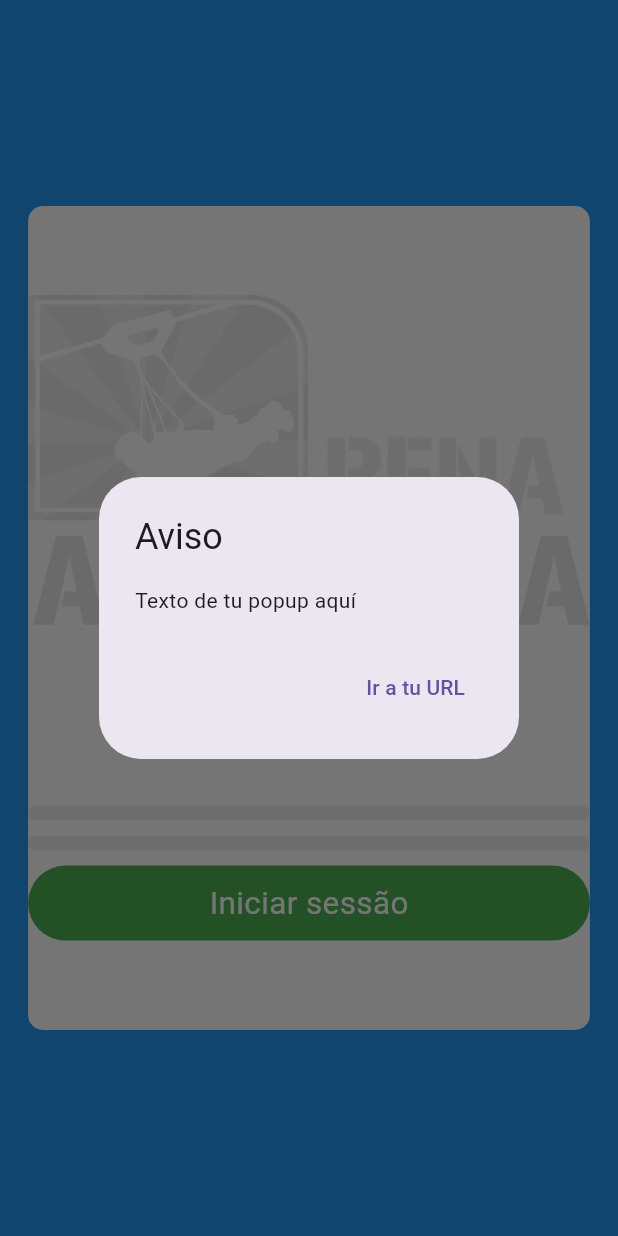
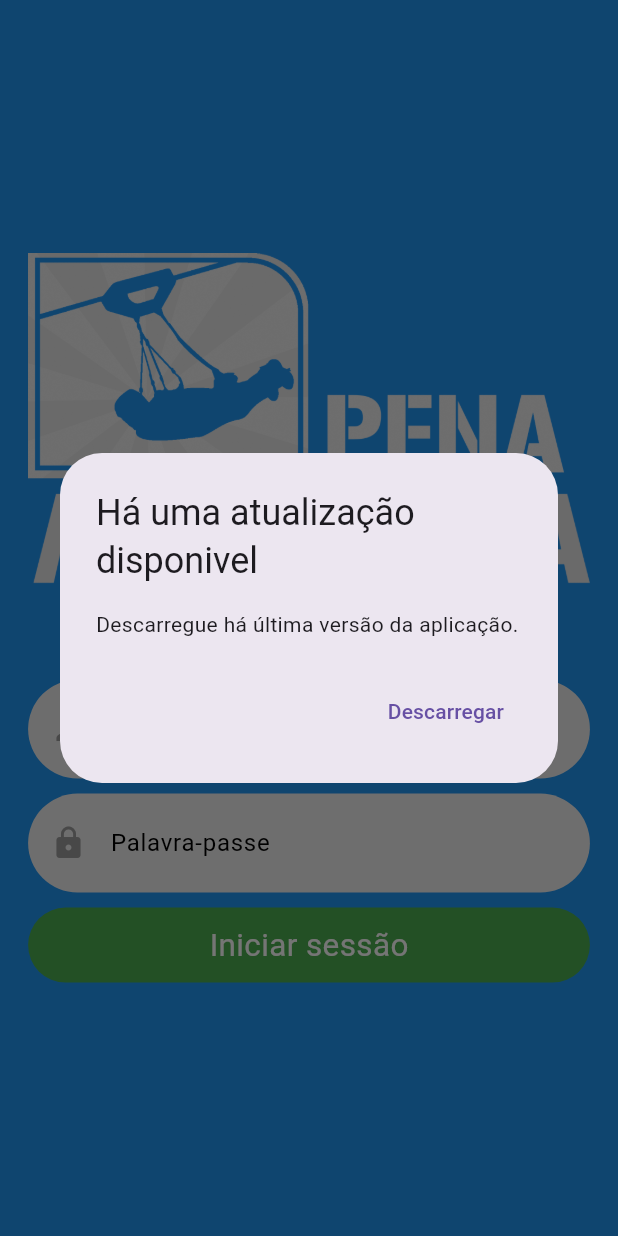
Before and after one commit to leon-d-acosta/pena, a Flutter app: the screen it shows after launch, on a phone screen of 412 x 824 dp. Run offline on Flutter 3.47's test engine with Material 3 defaults, Android fonts, the phone set to English and light mode, and no system bars; our stand-ins replace curved_navigation_bar, local_auth, lottie, shared_preferences, table_calendar; missing offline and left inert: flutter_file_downloader, mobile_scanner.

Commit message:
ya puedo descargar apks, el error esta en el servidor donde esta la apk, y faltaimplementar la verificacion de versiones para que salte o no el popup

```diff
--- a/pena_aventura/lib/views/login/login.dart
+++ b/pena_aventura/lib/views/login/login.dart
@@ -1,7 +1,7 @@
 import 'dart:convert';
+import 'package:flutter/material.dart';
+import 'package:flutter_file_downloader/flutter_file_downloader.dart';
 import 'package:PenaAventura/views/cores/cor.dart';
-import 'package:PenaAventura/views/navbar/homepage.dart';
-import 'package:flutter/material.dart';
 import 'package:shared_preferences/shared_preferences.dart';
 import 'package:http/http.dart' as http;
 
@@ -41,16 +41,34 @@ class _LoginState extends State<Login> {
       context: context,
       builder: (BuildContext context) {
         return AlertDialog(
-          title: Text("Aviso"),
-          content: Text("Texto de tu popup aquí"),
+          title: Text("Há uma atualização disponivel"),
+          content: Text("Descarregue há última versão da aplicação."),
           actions: <Widget>[
             TextButton(
-              child: Text("Ir a tu URL"),
+              child: Text("Descarregar"),
               onPressed: () {
-                Navigator.of(context).pop();
-                // Aquí deberías navegar a tu URL deseada
-                // Ejemplo:
-                // Navigator.pushNamed(context, '/tu_ruta');
+                const String fileUrl = "https://adminpena.oxb.pt/assets/mobile/penaaventura.apk";
+                FileDownloader.downloadFile(
+                  url: fileUrl,
+                  name: 'penaaventura.zip',
+                  onProgress: (fileName, progress) => print('File $fileName has progress $progress'),
+                  onDownloadCompleted: (path) {
+                    print('Downloaded: $path');
+                    // Puedes agregar lógica adicional aquí si lo necesitas
+                    ScaffoldMessenger.of(context).showSnackBar(SnackBar(
+                      content: Text('Descarga completada: $path'),
+                      backgroundColor: Colors.green,
+                    ));
+                  },
+                  onDownloadError: (errorMessage) {
+                    print('downloadError: $errorMessage');
+                    ScaffoldMessenger.of(context).showSnackBar(SnackBar(
+                      content: Text('Error de descarga: $errorMessage'),
+                      backgroundColor: Colors.red,
+                    ));
+                  },
+                  notificationType: NotificationType.all
+                );
               },
             ),
           ],
@@ -148,7 +166,6 @@ class _LoginState extends State<Login> {
             width: MediaQuery.of(context).size.width / 1.1,
             decoration: BoxDecoration(
               borderRadius: BorderRadius.circular(10),
-              color: Colors.white,
             ),
             child: Column(
               mainAxisAlignment: MainAxisAlignment.spaceAround,
@@ -163,16 +180,78 @@ class _LoginState extends State<Login> {
                         color: Colors.grey[200],
                         borderRadius: BorderRadius.circular(50),
                       ),
+                      child: Theme(
+                        data: Theme.of(context).copyWith(
+                          primaryColor: c.azul_1,
+                          inputDecorationTheme: Theme.of(context).inputDecorationTheme.copyWith(
+                            iconColor: MaterialStateColor.resolveWith((Set<MaterialState> states) {
+                              if (states.contains(MaterialState.focused)) {
+                                return c.azul_1;
+                              }
+                              if (states.contains(MaterialState.error)) {
+                                return c.azul_1;
+                              }
+                              return Colors.grey;
+                            }),
+                          ),
+                        ),
+                        child: Padding(
+                          padding: const EdgeInsets.only(left: 10.0),
+                          child: TextField(
+                            controller: emailController,
+                            cursorColor: c.preto,
+                            obscureText: false,
+                            decoration: InputDecoration(
+                              labelStyle: TextStyle(color: c.preto),
+                              icon: Icon(Icons.person),
+                              label: Text("Correo eletrónico"),
+                              border: InputBorder.none,
+                              filled: false,
+                            ),
+                          ),
+                        ),
+                      ),
                     ),
-                    const SizedBox(height: 10,),
+                    const SizedBox(height: 10),
                     Container(
                       padding: const EdgeInsets.all(5),
                       decoration: BoxDecoration(
-                        color: Colors.grey[200],
+                        color: c.cinza,
                         borderRadius: BorderRadius.circular(50),
                       ),
+                      child: Theme(
+                        data: Theme.of(context).copyWith(
+                          primaryColor: c.azul_1,
+                          inputDecorationTheme: Theme.of(context).inputDecorationTheme.copyWith(
+                            iconColor: MaterialStateColor.resolveWith((Set<MaterialState> states) {
+                              if (states.contains(MaterialState.focused)) {
+                                return c.azul_1;
+                              }
+                              if (states.contains(MaterialState.error)) {
+                                return c.azul_1;
+                              }
+                              return Colors.grey;
+                            }),
+                          ),
+                        ),
+                        child: Padding(
+                          padding: const EdgeInsets.only(left: 10.0),
+                          child: TextField(
+                            controller: passwordController,
+                            cursorColor: c.preto,
+                            obscureText: true,
+                            decoration: const InputDecoration(
+                              labelStyle: TextStyle(color: c.preto),
+                              icon: Icon(Icons.lock),
+                              label: Text("Palavra-passe"),
+                              border: InputBorder.none,
+                              filled: false,
+                            ),
+                          ),
+                        ),
+                      ),
                     ),
-                    const SizedBox(height: 10,),
+                    const SizedBox(height: 10),
                     GestureDetector(
                       onTap: () => loginFunction(context),
                       child: Container(
--- a/pena_aventura/pubspec.yaml
+++ b/pena_aventura/pubspec.yaml
@@ -46,6 +46,9 @@ dependencies:
   table_calendar: ^3.1.1
   animate_do: ^3.3.4
   flutter_svg: ^2.0.10+1
+  url_launcher: ^6.3.0
+  restart_app: ^1.2.1
+  flutter_file_downloader: ^2.0.0
   #internet_speed_test: ^1.3.20
 
 dev_dependencies:
```
Also changed, not shown: pena_aventura/pubspec.lock, 6 other files.
